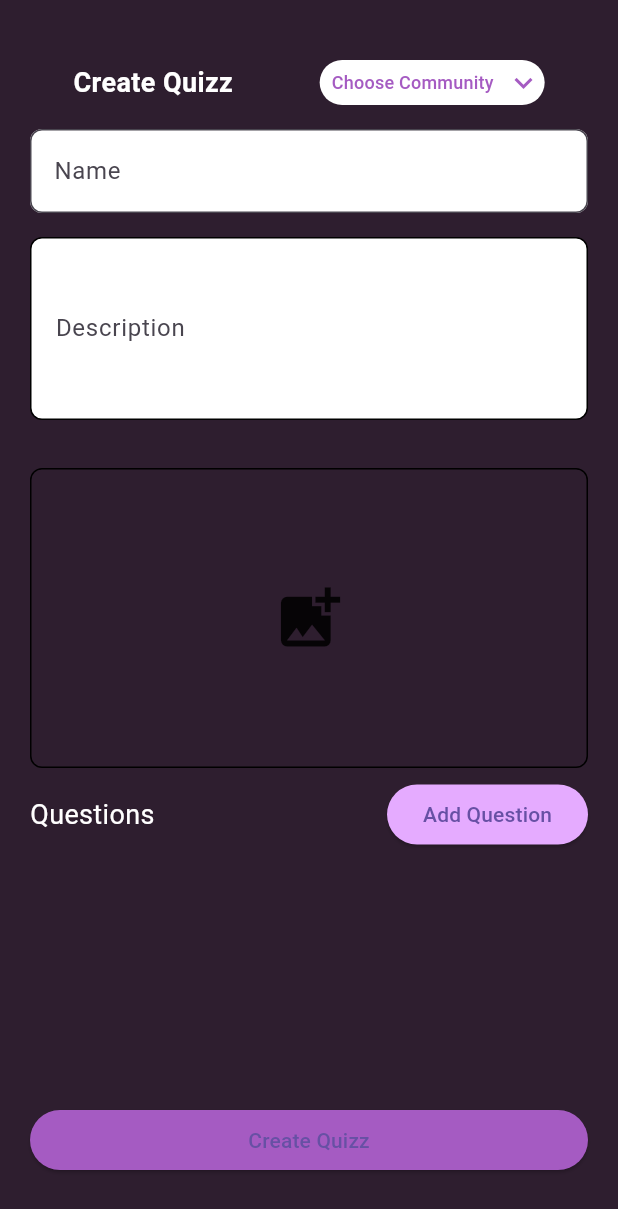
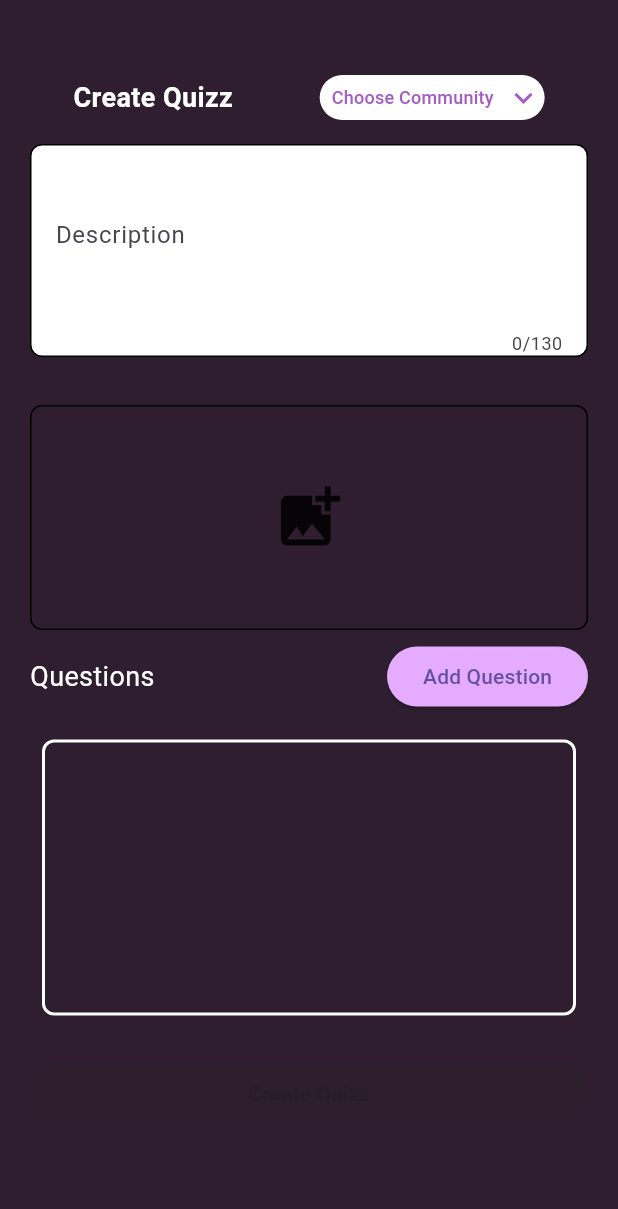
Before and after one commit to saleemsiddique/CommuniverseFlutter, a Flutter app: the CreateQuizzScreen screen opened directly with empty values, on a phone screen of 412 x 824 dp. Shown: the top 1209 px of the screen. Run offline on Flutter 3.47's test engine with Material 3 defaults, Android fonts, the phone set to English and light mode, and no system bars; our stand-ins replace cached_network_image, carousel_slider, chewie, dotted_border, image_picker, video_player; missing offline and left inert: flutter_video_info, video_thumbnail.

Commit message:
Mejora y arreglo de creacion de quizz

```diff
--- a/communiverse/lib/screens/create_quizz.dart
+++ b/communiverse/lib/screens/create_quizz.dart
@@ -4,6 +4,7 @@ import 'package:communiverse/models/models.dart';
 import 'package:communiverse/screens/screens.dart';
 import 'package:communiverse/services/services.dart';
 import 'package:communiverse/utils.dart';
+import 'package:communiverse/widgets/widgets.dart';
 import 'package:flutter/material.dart';
 import 'package:dotted_border/dotted_border.dart';
 import 'package:image_picker/image_picker.dart';
@@ -21,6 +22,7 @@ class CreateQuizzScreen extends StatefulWidget {
 class _CreateQuizzScreenState extends State<CreateQuizzScreen> {
   final TextEditingController _nameController = TextEditingController();
   final TextEditingController _descriptionController = TextEditingController();
+  TextEditingController _communityController = TextEditingController();
   final List<Question> _questions = [];
   String? _selectedImage;
   Post createdPost = Post.empty();
@@ -41,7 +43,8 @@ class _CreateQuizzScreenState extends State<CreateQuizzScreen> {
         child: Container(
           height: size.height,
           child: Padding(
-            padding: const EdgeInsets.symmetric(vertical: 40, horizontal: 20),
+            padding:
+                const EdgeInsets.only(top: 50, bottom: 10, right: 20, left: 20),
             child: Column(
               crossAxisAlignment: CrossAxisAlignment.stretch,
               children: [
@@ -55,11 +58,11 @@ class _CreateQuizzScreenState extends State<CreateQuizzScreen> {
                             fontSize: 18, fontWeight: FontWeight.bold),
                       ),
                     ),
-                    communitySelector(communityService.myCommunities)
+                    CommunityDropdown(
+                        communities: communityService.myCommunities,
+                        communityController: _communityController)
                   ],
                 ),
-                SizedBox(height: 16),
-                nameField(),
                 SizedBox(height: 16),
                 descriptionField(),
                 SizedBox(height: 32),
@@ -116,7 +119,10 @@ class _CreateQuizzScreenState extends State<CreateQuizzScreen> {
       style: ElevatedButton.styleFrom(
         backgroundColor: Color.fromRGBO(165, 91, 194, 1),
       ),
-      onPressed: () async {
+      onPressed: _questions.isEmpty ||
+              selectedCommunityName == 'Choose Community'
+          ? null
+          : () async {
               showDialog(
                 context: context,
                 barrierDismissible:
@@ -126,8 +132,10 @@ class _CreateQuizzScreenState extends State<CreateQuizzScreen> {
                     content: Row(
                       children: [
                         CircularProgressIndicator(), // Indicador de progreso
-                  SizedBox(width: 20), // Espacio entre el indicador y el texto
-                  Text("Posting..."), // Texto que indica que se está publicando
+                        SizedBox(
+                            width: 20), // Espacio entre el indicador y el texto
+                        Text(
+                            "Posting..."), // Texto que indica que se está publicando
                       ],
                     ),
                   );
@@ -147,11 +155,22 @@ class _CreateQuizzScreenState extends State<CreateQuizzScreen> {
     );
   }
 
-  Expanded questionList() {
-    return Expanded(
-      child: ListView.builder(
-        itemCount: _questions.length,
-        itemBuilder: (context, index) {
+  Widget questionList() {
+    return SizedBox(
+      height: 200, // Altura deseada para la caja
+      child: Padding(
+        padding: EdgeInsets.all(8.0),
+        child: Container(
+          decoration: BoxDecoration(
+            border: Border.all(
+              color: Colors.white,
+              width: 2.0,
+            ),
+            borderRadius: BorderRadius.circular(8.0),
+          ),
+          child: SingleChildScrollView(
+            child: Column(
+              children: _questions.map((question) {
                 return Container(
                   margin: EdgeInsets.symmetric(vertical: 8.0),
                   padding: EdgeInsets.all(5.0),
@@ -175,7 +194,7 @@ class _CreateQuizzScreenState extends State<CreateQuizzScreen> {
                           crossAxisAlignment: CrossAxisAlignment.start,
                           children: [
                             Text(
-                        _questions[index].question,
+                              question.question,
                               style: TextStyle(
                                 fontSize: 16,
                                 fontWeight: FontWeight.bold,
@@ -184,11 +203,12 @@ class _CreateQuizzScreenState extends State<CreateQuizzScreen> {
                             ),
                             SizedBox(height: 8),
                             Text(
-                        'Options: ${_questions[index].options.join(', ')}',
-                        style: TextStyle(fontSize: 14, color: Colors.black),
+                              'Options: ${question.options.join(', ')}',
+                              style:
+                                  TextStyle(fontSize: 14, color: Colors.black),
                             ),
                             Text(
-                        'Correct Answer: ${_questions[index].correctAnswer}',
+                              'Correct Answer: ${question.correctAnswer}',
                               style: TextStyle(
                                 fontSize: 14,
                                 color: Colors.green,
@@ -202,18 +222,22 @@ class _CreateQuizzScreenState extends State<CreateQuizzScreen> {
                         icon: Icon(Icons.close, color: Colors.red),
                         onPressed: () {
                           setState(() {
-                      _questions.removeAt(index);
+                            _questions.remove(question);
                           });
                         },
                       ),
                     ],
                   ),
                 );
-        },
+              }).toList(),
+            ),
+          ),
+        ),
       ),
     );
   }
 
+/*
   TextFormField nameField() {
     return TextFormField(
       onChanged: (value) {
@@ -231,6 +255,7 @@ class _CreateQuizzScreenState extends State<CreateQuizzScreen> {
       ),
     );
   }
+*/
 
   Container descriptionField() {
     return Container(
@@ -250,7 +275,8 @@ class _CreateQuizzScreenState extends State<CreateQuizzScreen> {
           border: InputBorder.none,
           contentPadding: EdgeInsets.all(16.0),
         ),
-        maxLines: 3, // Permitir hasta 5 líneas
+        maxLines: 3,
+        maxLength: 130, // Permitir hasta 5 líneas
       ),
     );
   }
@@ -313,7 +339,7 @@ class _CreateQuizzScreenState extends State<CreateQuizzScreen> {
         }
       },
       child: Container(
-        height: 200,
+        height: 150,
         decoration: BoxDecoration(
           borderRadius: BorderRadius.circular(8.0),
           border: Border.all(color: Colors.black),
--- /dev/null
+++ b/communiverse/lib/widgets/community_dropdown.dart
@@ -0,0 +1,68 @@
+import 'package:flutter/material.dart';
+import 'package:communiverse/models/community.dart';
+
+class CommunityDropdown extends StatefulWidget {
+  final List<Community> communities;
+  final TextEditingController communityController;
+
+  const CommunityDropdown({
+    Key? key,
+    required this.communities,
+    required this.communityController,
+  }) : super(key: key);
+
+  @override
+  _CommunityDropdownState createState() => _CommunityDropdownState();
+}
+
+class _CommunityDropdownState extends State<CommunityDropdown> {
+  String selectedCommunityName = 'Choose Community';
+
+  @override
+  Widget build(BuildContext context) {
+    return Container(
+      height: 30,
+      width: 150, // Ancho deseado
+      decoration: BoxDecoration(
+        borderRadius: BorderRadius.circular(30), // Bordes redondos
+        color: Colors.white, // Fondo blanco
+      ),
+      child: DropdownButton<Community>(
+        onChanged: (Community? newValue) {
+          if (newValue != null) {
+            setState(() {
+              selectedCommunityName = newValue.name;
+              widget.communityController.text = newValue.id;
+            });
+          }
+        },
+        items: widget.communities
+            .map<DropdownMenuItem<Community>>((Community community) {
+          return DropdownMenuItem<Community>(
+            value: community,
+            child: Text(community
+                .name), // Suponiendo que el nombre de la comunidad está en la propiedad 'name'
+          );
+        }).toList(),
+        hint: Padding(
+          padding: const EdgeInsets.symmetric(
+              horizontal:
+                  8.0), // Agrega un pequeño espacio a la izquierda del texto
+          child: Text(
+            selectedCommunityName,
+            style: TextStyle(
+                fontSize: 12,
+                color: Color.fromRGBO(165, 91, 194,
+                    1)), // Color del texto
+          ),
+        ),
+        dropdownColor:
+            Colors.white, // Color de fondo del menú desplegable
+        underline: Container(), // Elimina la línea inferior del ComboBox
+        icon: Icon(Icons.keyboard_arrow_down,
+            color: Color.fromRGBO(165, 91, 194, 1)),
+        menuMaxHeight: 175,
+      ),
+    );
+  }
+}
--- a/communiverse/lib/widgets/widgets.dart
+++ b/communiverse/lib/widgets/widgets.dart
@@ -7,3 +7,4 @@ export 'package:communiverse/widgets/card_swiper.dart';
 export 'package:communiverse/widgets/video_player.dart';
 export 'package:communiverse/widgets/community_card.dart';
 export 'package:communiverse/widgets/post_widget.dart';
+export 'package:communiverse/widgets/community_dropdown.dart';
```
Also changed, not shown: communiverse/lib/screens/create_post.dart (+3 -45 lines), communiverse/lib/widgets/post_widget.dart (+7 -3 lines). Lines whose indentation alone changed are shown as unchanged.
